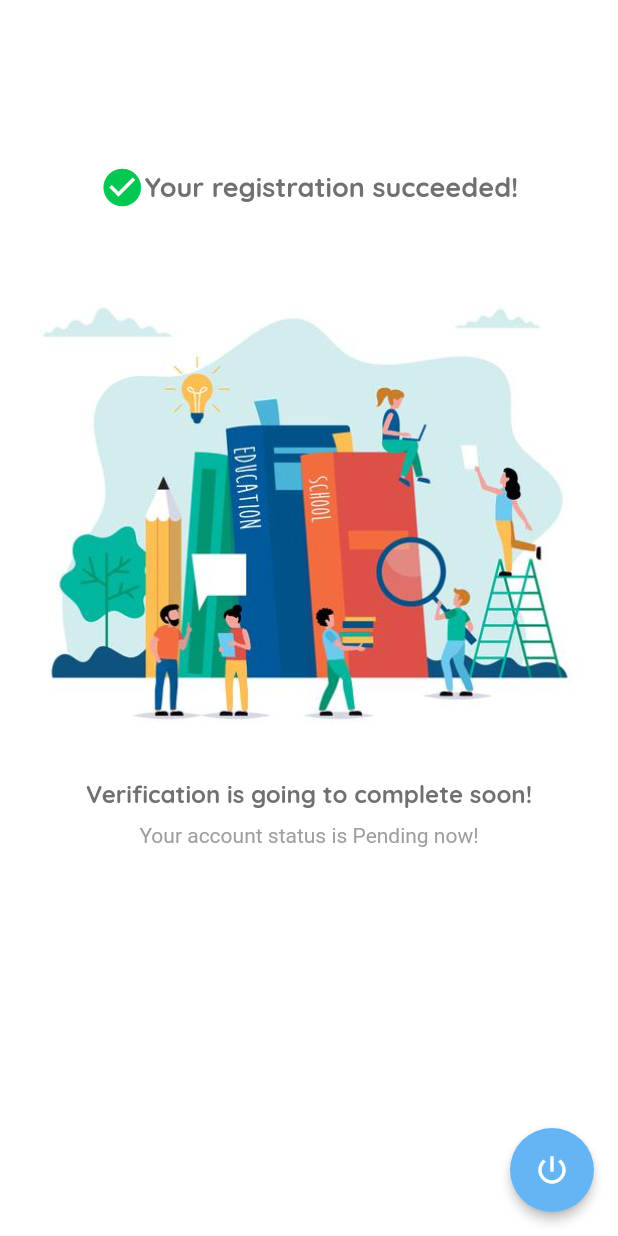
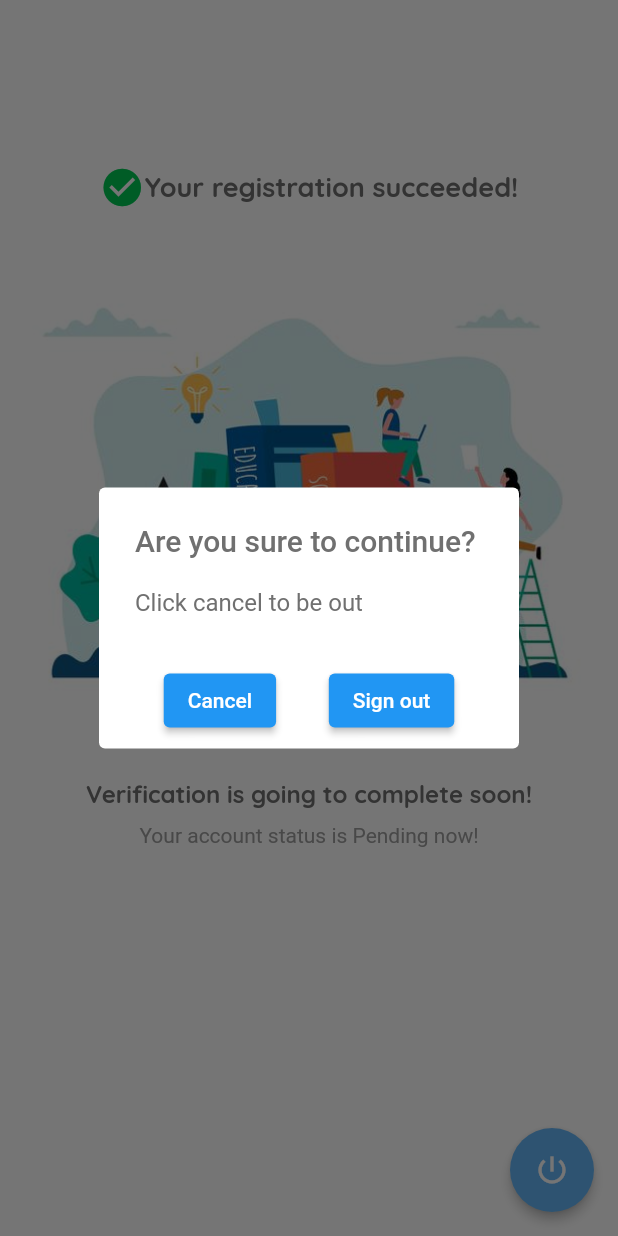
Before and after one commit to duongchinhngu/tutor-search-v2, a Flutter app: the TutorRegisterSuccessfullyScreen screen opened directly, after a tap on the "power settings new" icon, on a phone screen of 412 x 824 dp. Run offline on Flutter 3.47's test engine with Material 2 defaults, Android fonts, the phone set to English and light mode, and no system bars; our stand-ins replace bloc, firebase_core, firebase_storage, flutter_bloc, flutter_spinkit, form_field_validator and 3 more; missing offline and left inert: time_range_picker; accounts and stored records are empty; network calls fail.

Commit message:
add sign out confirm dialog

```diff
--- a/lib/screens/common_ui/common_dialogs.dart
+++ b/lib/screens/common_ui/common_dialogs.dart
@@ -2,6 +2,7 @@
 import 'package:flutter/material.dart';
 import 'package:tutor_search_system/commons/colors.dart';
 import 'package:tutor_search_system/commons/styles.dart';
+import 'package:tutor_search_system/repositories/login_repository.dart';
 
 //common alert dialog
 AlertDialog buildAlertDialog(BuildContext context) {
@@ -64,3 +65,40 @@ AlertDialog buildDialog(
     actions: actions,
   );
 }
+
+//sign out function common
+Future showLogoutConfirmDialog(BuildContext context) {
+  showDialog(
+    context: context,
+    builder: (context) => buildDialog(
+      context,
+      'Are you sure to continue?',
+      'Click cancel to be out',
+      [
+        Row(
+          mainAxisAlignment: MainAxisAlignment.spaceEvenly,
+          children: [
+            ElevatedButton(
+              onPressed: () {
+                Navigator.pop(context);
+              },
+              child: Text('Cancel'),
+            ),
+            ElevatedButton(
+              onPressed: () async {
+                try {
+                  final loginRepository = LoginRepository();
+                  //sign out
+                  await loginRepository.handleSignOut(context);
+                } catch (error) {
+                  print('You are not allowed! $error');
+                }
+              },
+              child: Text('Sign out'),
+            )
+          ],
+        ),
+      ],
+    ),
+  );
+}
```
Also changed, not shown: lib/screens/common_ui/register_screens/tutor_register_screens/tutor_register_successfully.dart (+15 -121 lines), lib/screens/tutee_screens/home_screens/tutee_home_screen.dart (+3 -6 lines), lib/screens/tutor_screens/create_course_screens/subject_grid_screen.dart (+4 -6 lines).
